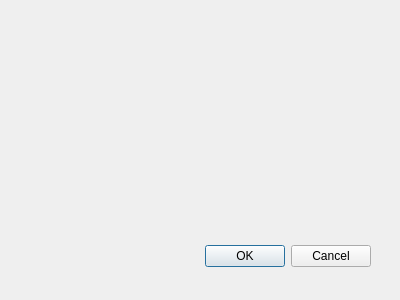
Qt form examples/boards/ek-tm4c123gxl/robot/linux_pc/robot_gui/logsdialog.ui (marcindev/balancing_robot) before a commit.
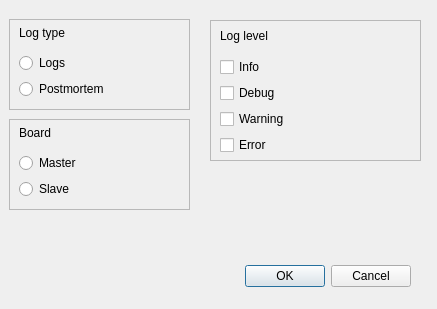
The same form after that commit.

The edit to the form file:
```diff
--- a/examples/boards/ek-tm4c123gxl/robot/linux_pc/robot_gui/logsdialog.ui
+++ b/examples/boards/ek-tm4c123gxl/robot/linux_pc/robot_gui/logsdialog.ui
@@ -8,8 +8,8 @@
    <rect>
     <x>0</x>
     <y>0</y>
-    <width>400</width>
-    <height>300</height>
+    <width>437</width>
+    <height>309</height>
    </rect>
   </property>
   <property name="windowTitle">
@@ -18,8 +18,8 @@
   <widget class="QDialogButtonBox" name="buttonBox">
    <property name="geometry">
     <rect>
-     <x>30</x>
-     <y>240</y>
+     <x>70</x>
+     <y>260</y>
      <width>341</width>
      <height>32</height>
     </rect>
@@ -31,6 +31,167 @@
     <set>QDialogButtonBox::Cancel|QDialogButtonBox::Ok</set>
    </property>
   </widget>
+  <widget class="QFrame" name="frame">
+   <property name="geometry">
+    <rect>
+     <x>9</x>
+     <y>19</y>
+     <width>181</width>
+     <height>91</height>
+    </rect>
+   </property>
+   <property name="frameShape">
+    <enum>QFrame::StyledPanel</enum>
+   </property>
+   <property name="frameShadow">
+    <enum>QFrame::Raised</enum>
+   </property>
+   <widget class="QWidget" name="verticalLayoutWidget">
+    <property name="geometry">
+     <rect>
+      <x>10</x>
+      <y>0</y>
+      <width>160</width>
+      <height>80</height>
+     </rect>
+    </property>
+    <layout class="QVBoxLayout" name="verticalLayout">
+     <item>
+      <widget class="QLabel" name="label">
+       <property name="text">
+        <string>Log type</string>
+       </property>
+      </widget>
+     </item>
+     <item>
+      <widget class="QRadioButton" name="radioButtonLogs">
+       <property name="text">
+        <string>Logs</string>
+       </property>
+      </widget>
+     </item>
+     <item>
+      <widget class="QRadioButton" name="radioButtonPostmortem">
+       <property name="text">
+        <string>Postmortem</string>
+       </property>
+      </widget>
+     </item>
+    </layout>
+   </widget>
+  </widget>
+  <widget class="QFrame" name="frame_2">
+   <property name="geometry">
+    <rect>
+     <x>9</x>
+     <y>119</y>
+     <width>181</width>
+     <height>91</height>
+    </rect>
+   </property>
+   <property name="frameShape">
+    <enum>QFrame::StyledPanel</enum>
+   </property>
+   <property name="frameShadow">
+    <enum>QFrame::Raised</enum>
+   </property>
+   <widget class="QWidget" name="verticalLayoutWidget_3">
+    <property name="geometry">
+     <rect>
+      <x>10</x>
+      <y>0</y>
+      <width>160</width>
+      <height>80</height>
+     </rect>
+    </property>
+    <layout class="QVBoxLayout" name="verticalLayout_3">
+     <item>
+      <widget class="QLabel" name="label_3">
+       <property name="text">
+        <string>Board</string>
+       </property>
+      </widget>
+     </item>
+     <item>
+      <widget class="QRadioButton" name="radioButtonMaster">
+       <property name="text">
+        <string>Master</string>
+       </property>
+      </widget>
+     </item>
+     <item>
+      <widget class="QRadioButton" name="radioButtonSlave">
+       <property name="text">
+        <string>Slave</string>
+       </property>
+      </widget>
+     </item>
+    </layout>
+   </widget>
+  </widget>
+  <widget class="QFrame" name="frame_3">
+   <property name="geometry">
+    <rect>
+     <x>210</x>
+     <y>20</y>
+     <width>211</width>
+     <height>141</height>
+    </rect>
+   </property>
+   <property name="frameShape">
+    <enum>QFrame::StyledPanel</enum>
+   </property>
+   <property name="frameShadow">
+    <enum>QFrame::Raised</enum>
+   </property>
+   <widget class="QWidget" name="verticalLayoutWidget_4">
+    <property name="geometry">
+     <rect>
+      <x>10</x>
+      <y>0</y>
+      <width>191</width>
+      <height>135</height>
+     </rect>
+    </property>
+    <layout class="QVBoxLayout" name="verticalLayout_4">
+     <item>
+      <widget class="QLabel" name="label_4">
+       <property name="text">
+        <string>Log level</string>
+       </property>
+      </widget>
+     </item>
+     <item>
+      <widget class="QCheckBox" name="checkBoxInfo">
+       <property name="text">
+        <string>Info</string>
+       </property>
+      </widget>
+     </item>
+     <item>
+      <widget class="QCheckBox" name="checkBoxDebug">
+       <property name="text">
+        <string>Debug</string>
+       </property>
+      </widget>
+     </item>
+     <item>
+      <widget class="QCheckBox" name="checkBoxWarning">
+       <property name="text">
+        <string>Warning</string>
+       </property>
+      </widget>
+     </item>
+     <item>
+      <widget class="QCheckBox" name="checkBoxError">
+       <property name="text">
+        <string>Error</string>
+       </property>
+      </widget>
+     </item>
+    </layout>
+   </widget>
+  </widget>
  </widget>
  <pixmapfunction/>
  <resources/>
```
Left out of the diff: 5 changed lines with no effect on the pictures.
